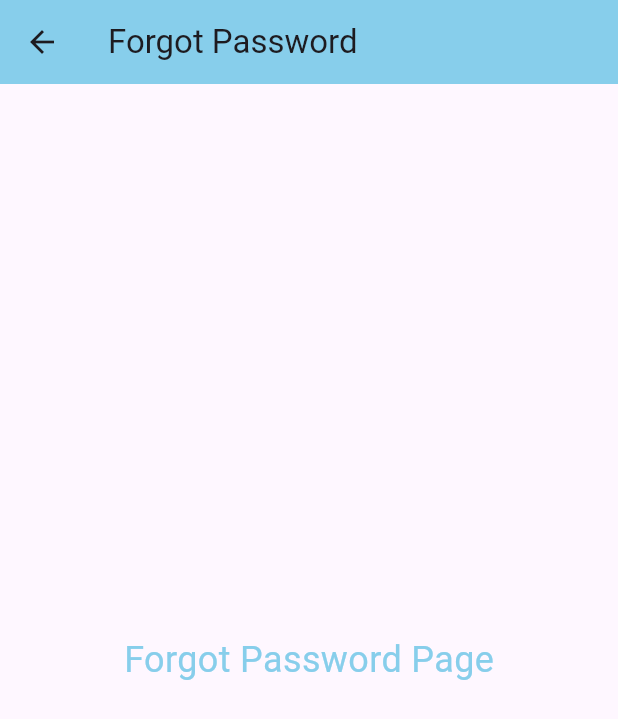
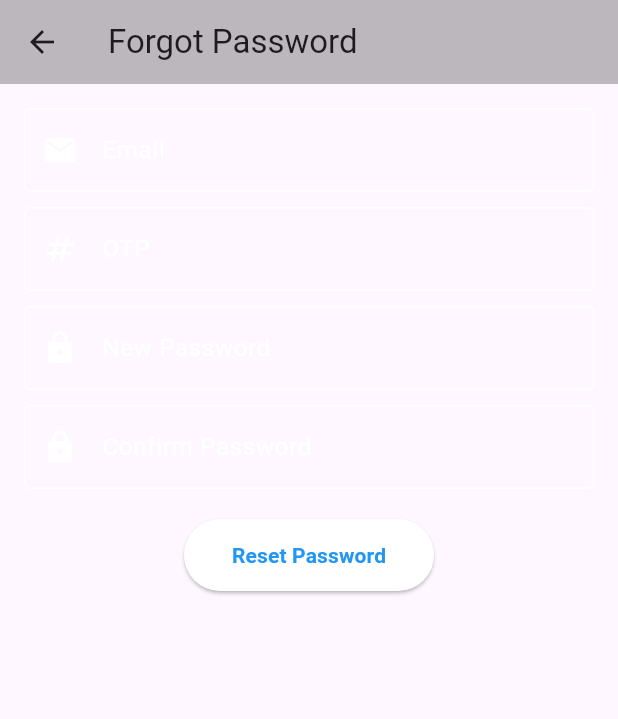
Before and after one commit to KhushalSainS/Profenx, a Flutter app: the SignInPage screen opened directly, after a tap on "Forgot Password?", on a phone screen of 412 x 824 dp. Shown: the top 719 px of the screen. Run offline on Flutter 3.47's test engine with Material 3 defaults, Android fonts, the light colour scheme and no system bars; our stand-ins replace shared_preferences; accounts and stored records are empty.

Commit message:
ux change

```diff
--- a/lib/main.dart
+++ b/lib/main.dart
@@ -10,19 +10,20 @@ class MyApp extends StatelessWidget {
   Widget build(BuildContext context) {
     return MaterialApp(
       debugShowCheckedModeBanner: false,
-      home: const SplashScreen(),
+      home: const SplashPage(),
     );
   }
 }
 
-class SplashScreen extends StatefulWidget {
-  const SplashScreen({Key? key}) : super(key: key);
+// Splash Page
+class SplashPage extends StatefulWidget {
+  const SplashPage({Key? key}) : super(key: key);
 
   @override
-  _SplashScreenState createState() => _SplashScreenState();
+  _SplashPageState createState() => _SplashPageState();
 }
 
-class _SplashScreenState extends State<SplashScreen> {
+class _SplashPageState extends State<SplashPage> {
   @override
   void initState() {
     super.initState();
@@ -34,17 +35,12 @@ class _SplashScreenState extends State<SplashScreen> {
     SharedPreferences prefs = await SharedPreferences.getInstance();
     bool isSignedUp = prefs.getBool('isSignedUp') ?? false;
 
-    if (isSignedUp) {
     Navigator.pushReplacement(
       context,
-        MaterialPageRoute(builder: (context) => const SignInPage()),
+      MaterialPageRoute(
+        builder: (context) => isSignedUp ? const SignInPage() : const SignUpPage(),
+      ),
     );
-    } else {
-      Navigator.pushReplacement(
-        context,
-        MaterialPageRoute(builder: (context) => const SignUpPage()),
-      );
-    }
   }
 
   @override
@@ -53,29 +49,24 @@ class _SplashScreenState extends State<SplashScreen> {
       body: Container(
         decoration: const BoxDecoration(
           gradient: LinearGradient(
-            colors: [Color(0xFF013366), Color(0xFF0266CC)],
+            colors: [Color(0xFFFFFFFF), Color(0xFF00C6FF)],
             begin: Alignment.topCenter,
             end: Alignment.bottomCenter,
           ),
         ),
         child: Center(
-          child: Container(
-            width: 250,
-            height: 250,
-            decoration: BoxDecoration(
-              shape: BoxShape.circle,
-              color: Colors.grey[300],
+          child: Column(
+            mainAxisAlignment: MainAxisAlignment.center,
+            children: [
+              // Add your logo image here
+              Image.asset(
+                'android/assets/images/logo.png', // Update with your logo path
+                width: 120,
+                height: 120,
               ),
-            child: const Center(
-              child: Text(
-                "LOGO",
-                style: TextStyle(
-                  fontSize: 28,
-                  fontWeight: FontWeight.bold,
-                  color: Colors.grey,
-                ),
-              ),
-            ),
+              const SizedBox(height: 20),
+              const CircularProgressIndicator(color: Colors.blue),
+            ],
           ),
         ),
       ),
@@ -83,109 +74,81 @@ class _SplashScreenState extends State<SplashScreen> {
   }
 }
 
-class SignUpPage extends StatelessWidget {
-  const SignUpPage({Key? key}) : super(key: key);
+// Sign In Page
+class SignInPage extends StatelessWidget {
+  const SignInPage({Key? key}) : super(key: key);
 
   @override
   Widget build(BuildContext context) {
-    final _formKey = GlobalKey<FormState>();
-    final TextEditingController nameController = TextEditingController();
-    final TextEditingController emailController = TextEditingController();
-    final TextEditingController passwordController = TextEditingController();
-
-    Future<void> saveUserSignedUp() async {
-      SharedPreferences prefs = await SharedPreferences.getInstance();
-      await prefs.setBool('isSignedUp', true);
-    }
-
     return Scaffold(
-      body: Container(
+      body: GestureDetector(
+        onTap: () => FocusScope.of(context).unfocus(),
+        child: Container(
           decoration: const BoxDecoration(
-          image: DecorationImage(
-            image: AssetImage("assets/clouds.jpg"),
-            fit: BoxFit.cover,
+            gradient: LinearGradient(
+              colors: [Color(0xFFFFFFFF), Color(0xFF00C6FF)],
+              begin: Alignment.topCenter,
+              end: Alignment.bottomCenter,
             ),
           ),
           child: Center(
             child: SingleChildScrollView(
               child: Padding(
                 padding: const EdgeInsets.all(16.0),
-              child: Form(
-                key: _formKey,
                 child: Column(
-                  mainAxisSize: MainAxisSize.min,
                   children: [
+                    // Logo at the top
+                    Container(
+                      width: 100,
+                      height: 100,
+                      margin: const EdgeInsets.only(bottom: 20),
+                      child: Image.asset(
+                        'android/assets/images/logo.png', // Update with your logo path
+                        fit: BoxFit.contain,
+                      ),
+                    ),
                     const Text(
-                      "Sign Up",
-                      style: TextStyle(
-                        fontSize: 36,
-                        fontWeight: FontWeight.bold,
-                        color: Color(0xFF87CEEB),
+                      "Sign In",
+                      style: TextStyle(fontSize: 28, fontWeight: FontWeight.bold, color: Colors.blue),
+                    ),
+                    const SizedBox(height: 20),
+                    _buildTextField(labelText: "Email", icon: Icons.email),
+                    const SizedBox(height: 10),
+                    _buildTextField(labelText: "Password", icon: Icons.lock, obscureText: true),
+                    const SizedBox(height: 10),
+                    Align(
+                      alignment: Alignment.centerRight,
+                      child: GestureDetector(
+                        onTap: () {
+                          Navigator.push(
+                            context,
+                            MaterialPageRoute(builder: (context) => const ForgotPasswordPage()),
+                          );
+                        },
+                        child: const Text(
+                          "Forgot Password?",
+                          style: TextStyle(color: Colors.black26),
+                        ),
                       ),
                     ),
                     const SizedBox(height: 20),
-                    TextFormField(
-                      controller: nameController,
-                      decoration: const InputDecoration(
-                        labelText: "Name",
-                        labelStyle: TextStyle(color: Color(0xFF87CEEB)),
-                        border: OutlineInputBorder(),
-                      ),
-                    ),
-                    const SizedBox(height: 10),
-                    TextFormField(
-                      controller: emailController,
-                      decoration: const InputDecoration(
-                        labelText: "Email",
-                        labelStyle: TextStyle(color: Color(0xFF87CEEB)),
-                        border: OutlineInputBorder(),
-                      ),
-                    ),
-                    const SizedBox(height: 10),
-                    TextFormField(
-                      controller: passwordController,
-                      obscureText: true,
-                      decoration: const InputDecoration(
-                        labelText: "Password",
-                        labelStyle: TextStyle(color: Color(0xFF87CEEB)),
-                        border: OutlineInputBorder(),
-                      ),
-                    ),
-                    const SizedBox(height: 20),
-                    ElevatedButton(
+                    _buildElevatedButton(
+                      label: "Sign In",
                       onPressed: () {
-                        if (_formKey.currentState!.validate()) {
-                          saveUserSignedUp();
-                          Navigator.pushReplacement(
-                            context,
-                            MaterialPageRoute(
-                                builder: (context) => const SignInPage()),
-                          );
-                        }
+                        // Sign-in logic
                       },
-                      style: ElevatedButton.styleFrom(
-                        backgroundColor: const Color(0xFF87CEEB),
-                      ),
-                      child: const Text(
-                        "Create Account",
-                        style: TextStyle(color: Colors.black),
-                      ),
                     ),
                     const SizedBox(height: 10),
                     GestureDetector(
                       onTap: () {
-                        Navigator.pushReplacement(
+                        Navigator.push(
                           context,
-                          MaterialPageRoute(
-                              builder: (context) => const SignInPage()),
+                          MaterialPageRoute(builder: (context) => const SignUpPage()),
                         );
                       },
                       child: const Text(
-                        "Already have an account? Sign In",
-                        style: TextStyle(
-                          color: Color(0xFF87CEEB),
-                          decoration: TextDecoration.underline,
-                        ),
+                        "Don't have an account? Sign Up",
+                        style: TextStyle(color: Colors.black26),
                       ),
                     ),
                   ],
@@ -199,89 +162,52 @@ class SignUpPage extends StatelessWidget {
   }
 }
 
-class SignInPage extends StatelessWidget {
-  const SignInPage({Key? key}) : super(key: key);
+// Sign Up Page
+class SignUpPage extends StatelessWidget {
+  const SignUpPage({Key? key}) : super(key: key);
 
   @override
   Widget build(BuildContext context) {
     return Scaffold(
-      body: Container(
-        decoration: const BoxDecoration(
-          image: DecorationImage(
-            image: AssetImage("assets/clouds.jpg"),
-            fit: BoxFit.cover,
+      appBar: AppBar(
+        backgroundColor: Colors.white,
+        title: const Text("Sign Up"),
       ),
-        ),
-        child: Center(
-          child: SingleChildScrollView(
-            child: Padding(
+      body: Padding(
         padding: const EdgeInsets.all(16.0),
-              child: Column(
-                mainAxisSize: MainAxisSize.min,
+        child: ListView(
           children: [
             const Text(
-                    "Sign In",
-                    style: TextStyle(
-                      fontSize: 36,
-                      fontWeight: FontWeight.bold,
-                      color: Color(0xFF87CEEB),
-                    ),
+              "Create Account",
+              textAlign: TextAlign.center,
+              style: TextStyle(fontSize: 28, fontWeight: FontWeight.bold),
             ),
             const SizedBox(height: 20),
-                  TextFormField(
-                    decoration: const InputDecoration(
-                      labelText: "Email",
-                      labelStyle: TextStyle(color: Color(0xFF87CEEB)),
-                      border: OutlineInputBorder(),
-                    ),
-                  ),
+            _buildTextField(labelText: "Name", icon: Icons.person),
             const SizedBox(height: 10),
-                  TextFormField(
-                    obscureText: true,
-                    decoration: const InputDecoration(
-                      labelText: "Password",
-                      labelStyle: TextStyle(color: Color(0xFF87CEEB)),
-                      border: OutlineInputBorder(),
-                    ),
-                  ),
+            _buildTextField(labelText: "Email", icon: Icons.email),
+            const SizedBox(height: 10),
+            _buildTextField(labelText: "OTP", icon: Icons.numbers),
+            const SizedBox(height: 10),
+            _buildTextField(labelText: "Password", icon: Icons.lock, obscureText: true),
             const SizedBox(height: 20),
-                  ElevatedButton(
-                    onPressed: () {},
-                    style: ElevatedButton.styleFrom(
-                      backgroundColor: const Color(0xFF87CEEB),
-                    ),
-                    child: const Text(
-                      "Sign In",
-                      style: TextStyle(color: Colors.black),
-                    ),
-                  ),
-                  const SizedBox(height: 10),
-                  GestureDetector(
-                    onTap: () {
-                      Navigator.push(
+            _buildElevatedButton(
+              label: "Sign Up",
+              onPressed: () {
+                Navigator.pushReplacement(
                   context,
-                        MaterialPageRoute(
-                            builder: (context) => const ForgotPasswordPage()),
+                  MaterialPageRoute(builder: (context) => const SignInPage()),
                 );
               },
-                    child: const Text(
-                      "Forgot Password?",
-                      style: TextStyle(
-                        color: Color(0xFF87CEEB),
-                        decoration: TextDecoration.underline,
-                      ),
-                    ),
             ),
           ],
-              ),
-            ),
-          ),
         ),
       ),
     );
   }
 }
 
+// Forgot Password Page
 class ForgotPasswordPage extends StatelessWidget {
   const ForgotPasswordPage({Key? key}) : super(key: key);
 
@@ -289,15 +215,76 @@ class ForgotPasswordPage extends StatelessWidget {
   Widget build(BuildContext context) {
     return Scaffold(
       appBar: AppBar(
+        backgroundColor: Colors.black26,
         title: const Text("Forgot Password"),
-        backgroundColor: const Color(0xFF87CEEB),
       ),
-      body: const Center(
-        child: Text(
-          "Forgot Password Page",
-          style: TextStyle(fontSize: 24, color: Color(0xFF87CEEB)),
+      body: Padding(
+        padding: const EdgeInsets.all(16.0),
+        child: Column(
+          children: [
+            _buildTextField(labelText: "Email", icon: Icons.email),
+            const SizedBox(height: 10),
+            _buildTextField(labelText: "OTP", icon: Icons.numbers),
+            const SizedBox(height: 10),
+            _buildTextField(labelText: "New Password", icon: Icons.lock, obscureText: true),
+            const SizedBox(height: 10),
+            _buildTextField(labelText: "Confirm Password", icon: Icons.lock, obscureText: true),
+            const SizedBox(height: 20),
+            _buildElevatedButton(
+              label: "Reset Password",
+              onPressed: () {
+                Navigator.pushReplacement(
+                  context,
+                  MaterialPageRoute(builder: (context) => const SignInPage()),
+                );
+              },
+            ),
+          ],
         ),
       ),
     );
   }
 }
+
+// Helper Widgets
+Widget _buildTextField({
+  required String labelText,
+  IconData? icon,
+  bool obscureText = false,
+}) {
+  return TextField(
+    obscureText: obscureText,
+    style: const TextStyle(color: Colors.white),
+    decoration: InputDecoration(
+      prefixIcon: Icon(icon, color: Colors.white),
+      labelText: labelText,
+      labelStyle: const TextStyle(color: Colors.white),
+      enabledBorder: OutlineInputBorder(
+        borderSide: const BorderSide(color: Colors.white),
+      ),
+      focusedBorder: OutlineInputBorder(
+        borderSide: const BorderSide(color: Colors.white, width: 2),
+      ),
+    ),
+  );
+}
+
+Widget _buildElevatedButton({
+  required String label,
+  required VoidCallback onPressed,
+}) {
+  return ElevatedButton(
+    onPressed: onPressed,
+    style: ElevatedButton.styleFrom(
+      padding: const EdgeInsets.symmetric(vertical: 14, horizontal: 32),
+      backgroundColor: Colors.white,
+      shape: RoundedRectangleBorder(
+        borderRadius: BorderRadius.circular(25),
+      ),
+    ),
+    child: Text(
+      label,
+      style: const TextStyle(color: Colors.blue, fontWeight: FontWeight.bold),
+    ),
+  );
+}
--- a/pubspec.yaml
+++ b/pubspec.yaml
@@ -60,9 +60,9 @@ flutter:
   uses-material-design: true
 
   # To add assets to your application, add an assets section, like this:
-  # assets:
-  #   - images/a_dot_burr.jpeg
-  #   - images/a_dot_ham.jpeg
+  assets:
+    - android/assets/images/logo.png
+
 
   # An image asset can refer to one or more resolution-specific "variants", see
   # https://flutter.dev/to/resolution-aware-images
```
Also changed, not shown: 1 other file. Lines whose indentation alone changed are shown as unchanged.
